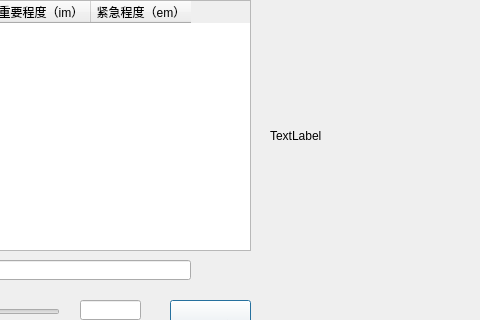
Above: realProgect/dailymsy_allin.ui from Arthur381/QTproject before the change; both pictures show x 220 to 700 and y 0 to 320 of the 700 by 432 pixel window. Below: the same form after it.
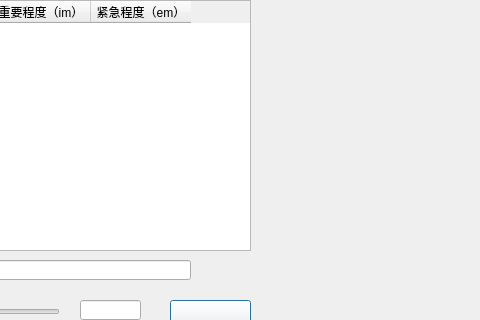
That is the form after the change.

Commit message: label小改动

```diff
--- a/realProgect/dailymsy_allin.ui
+++ b/realProgect/dailymsy_allin.ui
@@ -277,7 +277,7 @@
     </rect>
    </property>
    <property name="text">
-    <string>TextLabel</string>
+    <string/>
    </property>
   </widget>
  </widget>
```
The commit also changes 1 other file.
